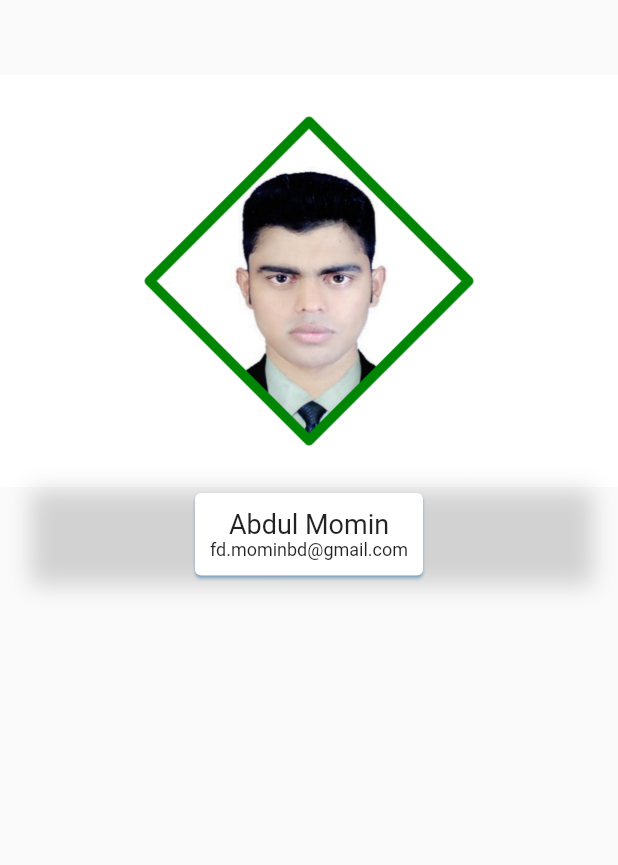
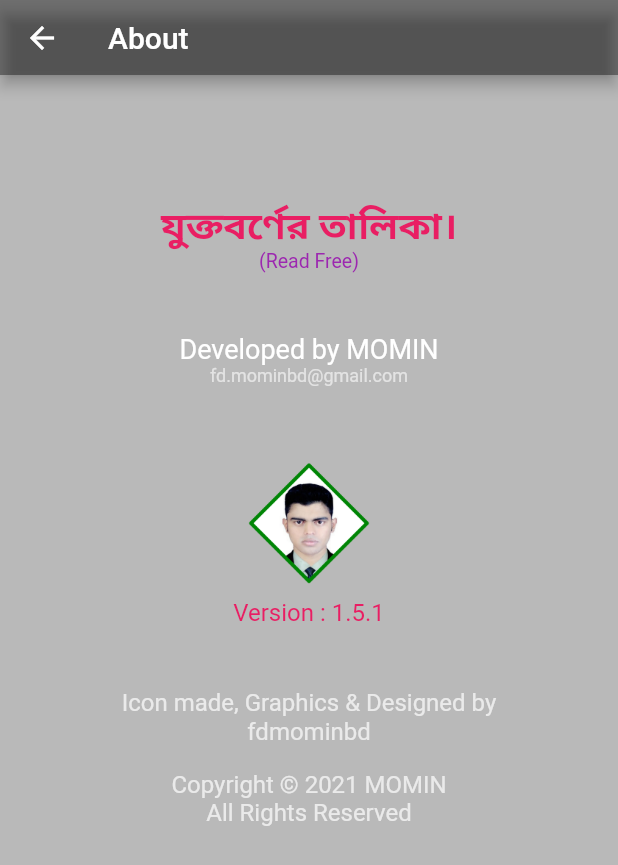
Before and after one commit to fdmominbd/joint_letter, a Flutter app: the AboutUs screen opened directly, on a phone screen of 412 x 824 dp. Shown: the top 865 px of the screen. Run offline on Flutter 3.47's test engine with Material 2 defaults, Android fonts, the light colour scheme and no system bars.

Commit message:
19.12.21 first

```diff
--- a/lib/about_us.dart
+++ b/lib/about_us.dart
@@ -10,57 +10,45 @@ class AboutUs extends StatefulWidget {
 class _AboutUsState extends State<AboutUs> {
   @override
   Widget build(BuildContext context) {
-    return SafeArea(
-      child: Column(
-        children: [
-          SizedBox(height: 50,),
-          Container(
-            height: MediaQuery.of(context).size.height / 3,
-            decoration: BoxDecoration(
-                boxShadow: [
-                  BoxShadow(
-                    color: Colors.white
-                  )],
-              image: DecorationImage(
-                image: AssetImage('assets/image/momin1.png'),
-              )
-            ),
-          ),
-          Container(
-            width: MediaQuery.of(context).size.width/1.10,
-            decoration: BoxDecoration(
-              boxShadow: [
-                BoxShadow(
-                  offset: Offset(2, 2),
-                  blurRadius: 12,
-                  color: Color.fromRGBO(0, 0, 0, 0.16),
-                )],
-            ),
-            child: Center(
-              child: Card(
-                shadowColor: Colors.blue,
-                child: Padding(
-                  padding: const EdgeInsets.all(10),
-                  child: Column(
-                    children: [
-                      Text(
-                        'Abdul Momin', maxLines: 1, style: TextStyle(
-                        fontSize: 18,
-                      ),
-                      ),
-                      Text(
-                        'fd.mominbd@gmail.com', maxLines: 1, style: TextStyle(
-                        fontSize: 12,
-                      ),
-                      ),
-                    ],
-                  ),
-
-                ),
-              ),
-            ),
-          )
-        ],
+    final double h = MediaQuery.of(context).size.height;
+    final double w = MediaQuery.of(context).size.width;
+    return Scaffold(
+      appBar: AppBar(
+        backgroundColor: Colors.black54,
+        toolbarHeight: 50,
+        title: Text('About'),
+      ),
+      body: Container(
+        height: h,
+        width: w,
+        decoration: BoxDecoration(
+          color: Colors.black26
+        ),
+        child: Column(
+          children: [
+            SizedBox(height: h*0.10,),
+            Text('যুক্তবর্ণের তালিকা।', style: TextStyle(fontSize: 25,
+                fontWeight: FontWeight.bold, color: Colors.pink),),
+            Text('(Read Free)',style: TextStyle(fontSize: 13,color: Colors.purple),),
+            SizedBox(height: h*0.05,),
+            Text('Developed by MOMIN',style: TextStyle(fontSize: 18, color: Colors.white),),
+            Text('fd.mominbd@gmail.com',style: TextStyle(fontSize: 12,color: Colors.white60 ),),
+            SizedBox(height: h*0.05,),
+            Image(
+              width: 100.0,
+              height: 100.0,
+              image: AssetImage('assets/image/momin1.png'),
+              fit: BoxFit.cover,),
+            Text('Version : 1.5.1',style: TextStyle(fontSize: 16, color: Colors.pink),),
+            SizedBox(height: h*0.05,),
+            Text('Icon made, Graphics & Designed by',
+              style: TextStyle(fontSize: 16, color: Colors.white70),),
+            Text('fdmominbd',style: TextStyle(fontSize: 16, color: Colors.white70),),
+            SizedBox(height: h*0.02,),
+            Text('Copyright © 2021 MOMIN',style: TextStyle(fontSize: 16, color: Colors.white70),),
+            Text('All Rights Reserved',style: TextStyle(fontSize: 16, color: Colors.white70),),
+          ],
+        ),
       ),
     );
   }
```
Also changed, not shown: lib/my_home_page.dart (+30 -37 lines).
